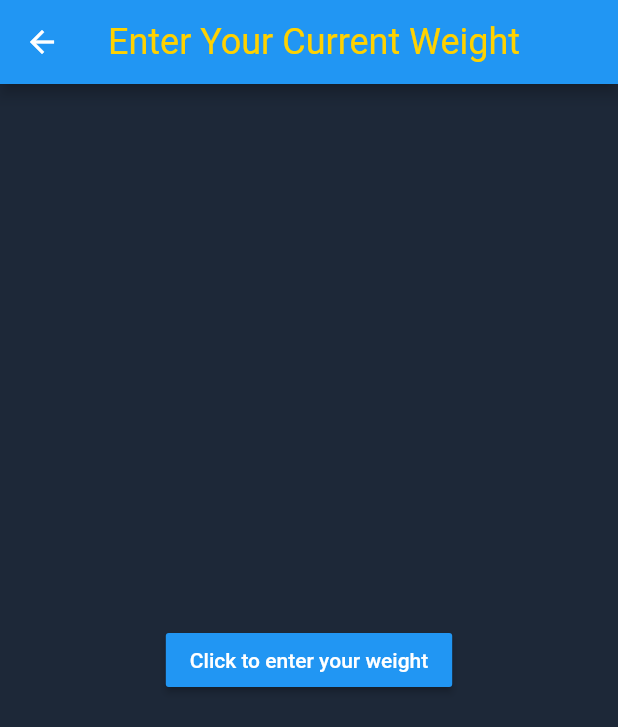
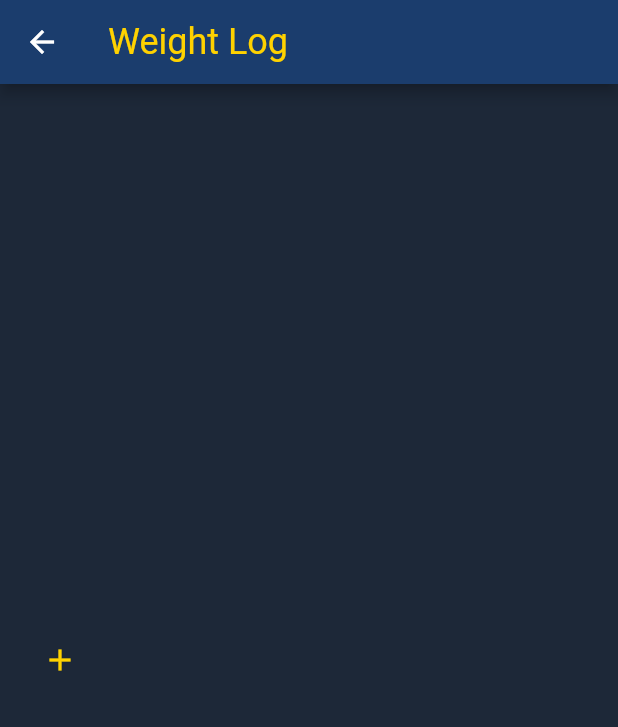
Before and after one commit to sandra-soto/zotivity, a Flutter app: the InputWeight screen opened directly, on a phone screen of 412 x 824 dp. Shown: the top 727 px of the screen. Run offline on Flutter 3.47's test engine with Material 2 defaults, Android fonts, the phone set to English and light mode, and no system bars; our stand-ins replace charts_flutter, firebase_auth, firebase_core, firebase_database, flutter_local_notifications, font_awesome_flutter and 10 more; missing offline and left inert: fl_animated_linechart, googleapis, mongo_dart, sortedmap; accounts and stored records are empty.

Commit message:
various styling changes: button, text

```diff
--- a/lib/screens/InputWeight.dart
+++ b/lib/screens/InputWeight.dart
@@ -7,13 +7,18 @@ class InputWeight extends StatelessWidget {
   Future<String> _buildPopupDialog(BuildContext context) {
     return showDialog(context: context, builder:(context){
       return new AlertDialog(
-        title: const Text('Enter Your Weight'),
+        title: Text(
+          'Enter Your Weight',
+          style: Theme.of(context).textTheme.headline4,
+        ),
         content:
         TextField(
           controller: textcontroller,
+          cursorColor: Theme.of(context).accentColor,
+          keyboardType: TextInputType.number,
         ),
         actions: <Widget>[
-          new FlatButton(
+          new ElevatedButton(
             child: Text('Submit'),
             onPressed: () {
               Navigator.of(context).pop(textcontroller.text.toString());
@@ -29,22 +34,26 @@ class InputWeight extends StatelessWidget {
   Widget build(BuildContext context) {
     return Scaffold(
       appBar: AppBar(
-        title: Text('Enter Your Current Weight'),
-        backgroundColor: Colors.blue,
+        title: Text('Weight Log'),
       ),
-      body: Center(
-        child: RaisedButton(
-          child: Text(
-            'Click to enter your weight',
-            style: TextStyle(
-              color: Colors.white,
+      body: Column(
+        mainAxisAlignment: MainAxisAlignment.center,
+        children: [
+          Padding(
+            padding: EdgeInsets.all(16),
+            child:IconButton(
+              icon: Icon(
+                Icons.add_outlined,
+                color: Theme.of(context).accentColor,
+              ),
+            // child: ElevatedButton(
+            //   child: Text('Add an entry'),
+              onPressed: () {
+                _buildPopupDialog(context);
+              },
             ),
-          ),
-          color: Colors.blue,
-          onPressed: () {
-            _buildPopupDialog(context);
-          },
-        ),
+          )
+        ]
       ),
     );
   }
```
Also changed, not shown: lib/main.dart (+15 -0 lines), lib/screens/HomePage.dart (+8 -5 lines), pubspec.lock.
